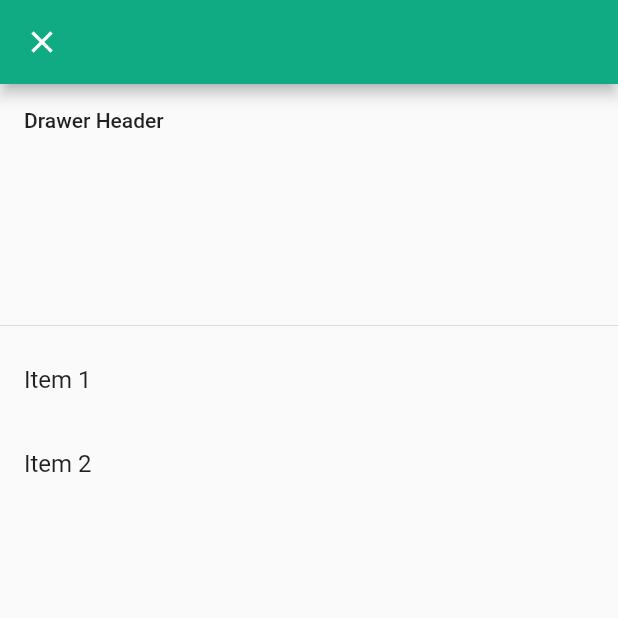
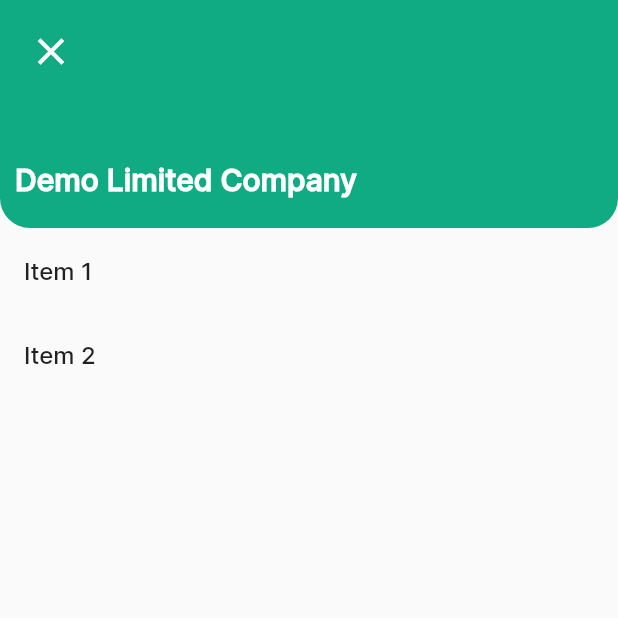
Before and after one commit to najmulmyself/Expandable-Table, a Flutter app: the DrawerContent screen opened directly, on a phone screen of 412 x 824 dp, the top half of it. Run offline on Flutter 3.47's test engine with Material 2 defaults, Android fonts, the phone set to English and light mode, and no system bars.

Commit message:
added fonts

```diff
--- a/lib/component/drawer_content.dart
+++ b/lib/component/drawer_content.dart
@@ -1,21 +1,53 @@
 import 'package:flutter/material.dart';
 
 class DrawerContent extends StatelessWidget {
-  const DrawerContent({super.key});
-
   @override
   Widget build(BuildContext context) {
     return Scaffold(
-      appBar: AppBar(
-        leading: IconButton(
-          icon: const Icon(Icons.close),
-          onPressed: () => Navigator.pop(context),
-        ),
-      ),
+      // appBar: AppBar(
+      //   leading: IconButton(
+      //     icon: const Icon(Icons.close),
+      //     onPressed: () => Navigator.pop(context),
+      //   ),
+      // ),
       body: ListView(
         children: [
-          const DrawerHeader(
-            child: Text('Drawer Header'),
+          Container(
+            padding: const EdgeInsets.only(
+              bottom: 20,
+              left: 10,
+              top: 10,
+            ),
+            decoration: const BoxDecoration(
+              color: Color(0xff10AB83),
+              borderRadius: BorderRadius.only(
+                bottomLeft: Radius.circular(20),
+                bottomRight: Radius.circular(20),
+              ),
+            ),
+            child: Column(
+              crossAxisAlignment: CrossAxisAlignment.start,
+              children: [
+                IconButton(
+                  icon: const Icon(
+                    Icons.close,
+                    color: Colors.white,
+                    size: 30,
+                  ),
+                  onPressed: () => Navigator.pop(context),
+                ),
+                SizedBox(
+                  height: 50,
+                ),
+                Text(
+                  "Demo Limited Company",
+                  style: TextStyle(
+                      color: Colors.white,
+                      fontWeight: FontWeight.bold,
+                      fontSize: 20),
+                )
+              ],
+            ),
           ),
           ListTile(
             title: const Text('Item 1'),
--- a/lib/main.dart
+++ b/lib/main.dart
@@ -11,6 +11,7 @@ class MyApp extends StatelessWidget {
     return MaterialApp(
       debugShowCheckedModeBanner: false,
       theme: ThemeData(
+        fontFamily: 'Inter',
         colorScheme: ColorScheme.fromSwatch().copyWith(
           primary: const Color(0xff10AB83),
         ),
--- a/lib/screens/homepage.dart
+++ b/lib/screens/homepage.dart
@@ -10,11 +10,11 @@ class ShowTable extends StatelessWidget {
       ),
       appBar: AppBar(
         leading: Builder(
-            builder: (context) => IconButton(
-                  icon: const Icon(Icons.abc),
-                  onPressed: () => Scaffold.of(context).openDrawer(),
-                )),
-        // leading: Icon(Icons.abc),
+          builder: (context) => IconButton(
+            icon: const Icon(Icons.menu),
+            onPressed: () => Scaffold.of(context).openDrawer(),
+          ),
+        ),
         title: const Text('Table Data'),
         centerTitle: true,
         elevation: 0,
```
Also changed, not shown: pubspec.yaml (+6 -8 lines), assets/fonts/Inter-Medium.ttf (added).
